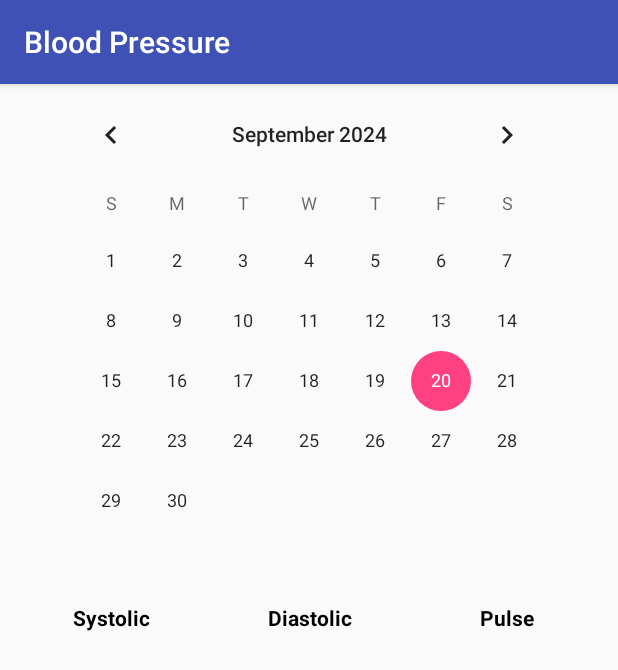
After one commit to ianvol/bloodpressureble, an Android app: the fragment CalendarFragment shown on its own in the app's theme, on a phone screen of 412 x 824 dp. The commit adds this screen. Shown: the top 670 px of the screen. Run offline under Robolectric (Android 15) with nearby library versions, the phone set to English and light mode, and no system bars; 1 statement that could not run was skipped.

Commit message:
Calendar moved to own fragment

```diff
--- /dev/null
+++ b/app/src/main/java/com/example/bloodpressure/ui/calendar/CalendarFragment.java
@@ -0,0 +1,95 @@
+package com.example.bloodpressure.ui.calendar;
+
+import android.annotation.SuppressLint;
+import android.bluetooth.BluetoothAdapter;
+import android.bluetooth.le.BluetoothLeScanner;
+import android.content.ComponentName;
+import android.content.Context;
+import android.content.Intent;
+import android.content.ServiceConnection;
+import android.os.Bundle;
+import android.os.Handler;
+import android.os.IBinder;
+import android.util.Log;
+import android.view.LayoutInflater;
+import android.view.View;
+import android.view.ViewGroup;
+import android.widget.Button;
+import android.widget.CalendarView;
+import android.widget.ImageView;
+import android.widget.TextView;
+
+import androidx.annotation.NonNull;
+import androidx.fragment.app.Fragment;
+import androidx.recyclerview.widget.LinearLayoutManager;
+import androidx.recyclerview.widget.RecyclerView;
+
+import com.example.bloodpressure.db.BloodPressureDao;
+import com.example.bloodpressure.gatt.BloodPressureAdapter;
+import com.example.bloodpressure.gatt.BloodPressureReading;
+import com.example.bloodpressure.gatt.BluetoothLeService;
+import com.example.bloodpressure.R;
+import com.example.bloodpressure.databinding.FragmentHomeBinding;
+
+import org.jetbrains.annotations.Nullable;
+
+import java.util.ArrayList;
+import java.util.List;
+
+public class CalendarFragment extends Fragment {
+
+    private BloodPressureAdapter adapter;
+    private final List<BloodPressureReading> readings = new ArrayList<>();
+
+    private BloodPressureDao bloodPressureDao;
+
+    @SuppressLint("NotifyDataSetChanged")
+    @Override
+    public View onCreateView(@NonNull LayoutInflater inflater, ViewGroup container, Bundle savedInstanceState) {
+        View root = inflater.inflate(R.layout.fragment_calendar, container, false);
+
+        CalendarView calendarView = root.findViewById(R.id.calendarView);
+
+        RecyclerView recyclerView = root.findViewById(R.id.recycler_view);
+        recyclerView.setLayoutManager(new LinearLayoutManager(getContext()));
+        adapter = new BloodPressureAdapter(readings);
+        recyclerView.setAdapter(adapter);
+
+        bloodPressureDao = new BloodPressureDao(getActivity());
+
+        calendarView.setOnDateChangeListener((view, year, month, dayOfMonth) -> {
+            int correctedMonth = month + 1; // correct index
+            @SuppressLint("DefaultLocale") String selectedDate = String.format("%04d-%02d-%02d", year, correctedMonth, dayOfMonth);
+            loadReadingsData(selectedDate);
+        });
+        return root;
+    }
+
+    @Override
+    public void onStart() {
+        super.onStart();
+    }
+
+    @Override
+    public void onStop() {
+        super.onStop();
+    }
+
+    @SuppressLint("NotifyDataSetChanged")
+    private void loadReadingsData(@Nullable String selectedDate) {
+        new Thread(() -> {
+            List<BloodPressureReading> filteredReadings = new ArrayList<>();
+
+            if (selectedDate != null && !selectedDate.isEmpty()) {
+                filteredReadings = bloodPressureDao.getReadingsCertainDate(selectedDate);
+            }
+
+            List<BloodPressureReading> finalFilteredReadings = filteredReadings;
+            requireActivity().runOnUiThread(() -> {
+                readings.clear();
+                readings.addAll(finalFilteredReadings);
+                adapter.notifyDataSetChanged();
+            });
+        }).start();
+    }
+}
--- /dev/null
+++ b/app/src/main/res/layout/fragment_calendar.xml
@@ -0,0 +1,35 @@
+<?xml version="1.0" encoding="utf-8"?>
+<androidx.constraintlayout.widget.ConstraintLayout
+    xmlns:android="http://schemas.android.com/apk/res/android"
+    xmlns:app="http://schemas.android.com/apk/res-auto"
+    xmlns:tools="http://schemas.android.com/tools"
+    android:layout_width="match_parent"
+    android:layout_height="match_parent"
+    tools:context=".ui.home.CalendarFragment">
+
+    <CalendarView
+        android:id="@+id/calendarView"
+        android:layout_width="wrap_content"
+        android:layout_height="wrap_content"
+        app:layout_constraintStart_toStartOf="parent"
+        app:layout_constraintEnd_toEndOf="parent" />
+
+    <androidx.recyclerview.widget.RecyclerView
+        android:id="@+id/recycler_view"
+        android:layout_width="0dp"
+        android:layout_height="0dp"
+        app:layout_constraintBottom_toBottomOf="parent"
+        app:layout_constraintEnd_toEndOf="parent"
+        app:layout_constraintStart_toStartOf="parent"
+        app:layout_constraintTop_toBottomOf="@id/calendarView" />
+
+    <TextView
+        android:id="@+id/selectedCalendarDate"
+        android:layout_width="wrap_content"
+        android:layout_height="wrap_content"
+        android:text="Selected Date: "
+        android:visibility="gone"
+        tools:layout_editor_absoluteX="174dp"
+        tools:layout_editor_absoluteY="555dp" />
+
+</androidx.constraintlayout.widget.ConstraintLayout>
--- a/app/src/main/res/menu/bottom_nav_menu.xml
+++ b/app/src/main/res/menu/bottom_nav_menu.xml
@@ -21,4 +21,9 @@
         android:icon="@drawable/ic_notifications_black_24dp"
         android:title="@string/title_notifications" />
 
+	<item
+        android:id="@+id/navigation_calendar"
+        android:icon="@drawable/ic_notifications_black_24dp"
+        android:title="@string/title_calendar" />
+
 </menu>
--- a/app/src/main/res/navigation/mobile_navigation.xml
+++ b/app/src/main/res/navigation/mobile_navigation.xml
@@ -29,4 +29,10 @@
         android:label="@string/title_goal"
         tools:layout="@layout/fragment_goal" />
 
+	<fragment
+        android:id="@+id/navigation_calendar"
+        android:name="com.example.bloodpressure.ui.calendar.CalendarFragment"
+        android:label="@string/title_calendar"
+        tools:layout="@layout/fragment_calendar" />
+
 </navigation>
--- a/app/src/main/res/values/strings.xml
+++ b/app/src/main/res/values/strings.xml
@@ -4,6 +4,7 @@
     <string name="title_dashboard">Results</string>
     <string name="title_notifications">Selection</string>
 	<string name="title_goal">My Goal</string>
+	<string name="title_calendar">Calendar</string>
     <string-array name="times">
         <item>Today</item>
         <item>Last 8 Readings</item>
```
